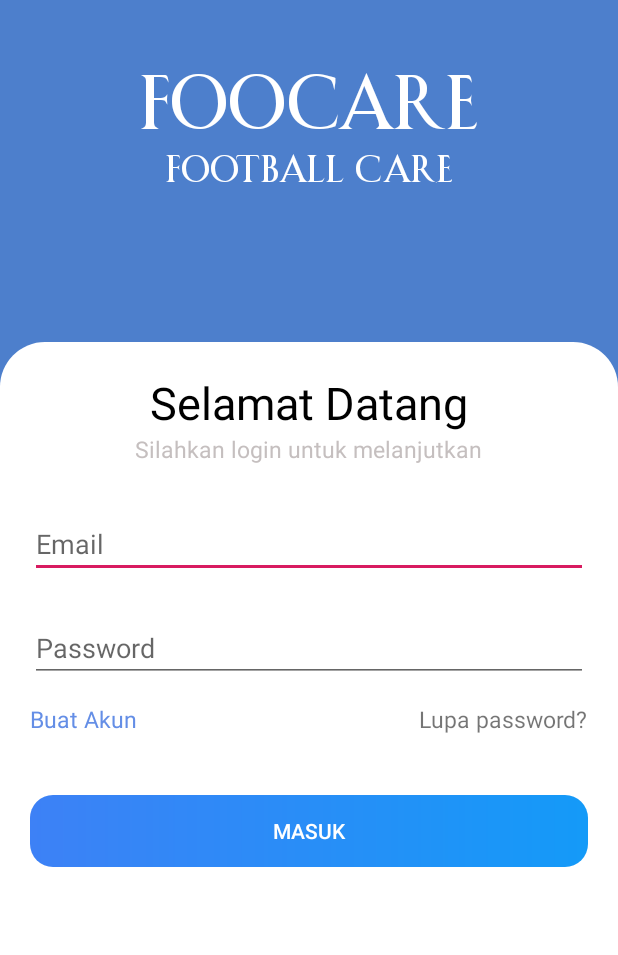
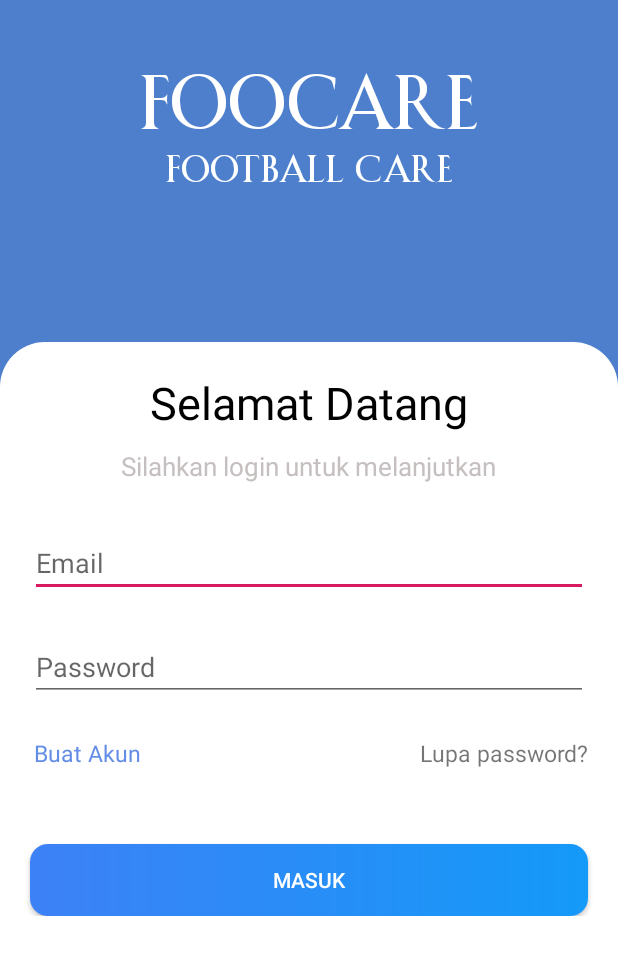
Before and after one commit to Syamil08/fooocare, an Android app: the LoginActivity screen opened directly, with no data from a screen before it, on a phone screen of 412 x 824 dp. Shown: the top 955 px of the screen. Run offline under Robolectric (Android 15) with nearby library versions, the phone set to English and light mode, and no system bars.

Commit message:
Fix Login Activity

```diff
--- a/app/src/main/res/drawable/buttoncustom.xml
+++ b/app/src/main/res/drawable/buttoncustom.xml
@@ -4,5 +4,5 @@
     android:startColor="#3D81F6"
     android:endColor="#149AF8"/>
 <corners
-    android:radius="15dp"/>
+    android:radius="12dp"/>
 </shape>
--- a/app/src/main/res/layout/activity_login.xml
+++ b/app/src/main/res/layout/activity_login.xml
@@ -28,8 +28,7 @@ n
                 android:fontFamily="@font/shangobold"
                 android:textStyle="bold"
                 android:textColor="@android:color/white"
-                android:layout_marginTop="40dp"
-                />
+                android:layout_marginTop="40dp" />
             <TextView
                 android:layout_width="wrap_content"
                 android:layout_height="wrap_content"
@@ -38,8 +37,7 @@ n
                 android:fontFamily="@font/shangobold"
                 android:textStyle="bold"
                 android:textColor="@android:color/white"
-                android:layout_marginBottom="100dp"
-                />
+                android:layout_marginBottom="100dp" />
             <FrameLayout
                 android:layout_width="match_parent"
                 android:layout_height="wrap_content">
@@ -67,8 +65,9 @@ n
                     <TextView
                         android:layout_width="wrap_content"
                         android:layout_height="wrap_content"
+                        android:layout_marginTop="10dp"
                         android:text="Silahkan login untuk melanjutkan"
-                        android:textSize="15sp"
+                        android:textSize="17sp"
                         android:textStyle="normal"
                         android:textColor="#C5BFBF"
                         android:layout_marginBottom="30dp"
@@ -94,7 +93,8 @@ n
                         android:layout_width="match_parent"
                         android:layout_height="wrap_content"
                         android:orientation="horizontal"
-                        >
+                        android:layout_marginTop="10dp"
+                        android:layout_marginLeft="2dp">
                         <TextView
                             android:layout_width="wrap_content"
                             android:layout_height="wrap_content"
@@ -121,7 +121,7 @@ n
                         android:layout_height="wrap_content"
                         android:layout_marginStart="20dp"
                         android:layout_marginEnd="20dp"
-                        android:layout_marginTop="40dp"
+                        android:layout_marginTop="50dp"
                         android:text="Masuk"
                         android:textColor="@android:color/white"
                         android:background="@drawable/buttoncustom"
```
Also changed, not shown: app/src/main/res/layout/activity_on_boarding.xml (+3 -9 lines), app/src/main/res/values/colors.xml (+14 -0 lines).
